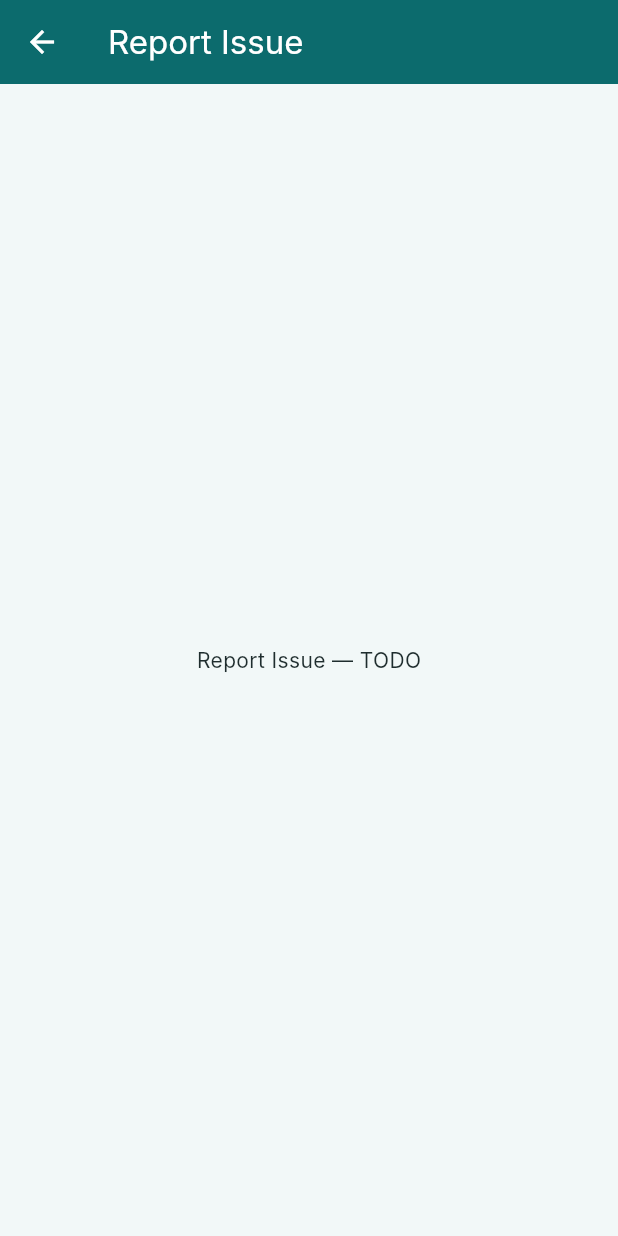
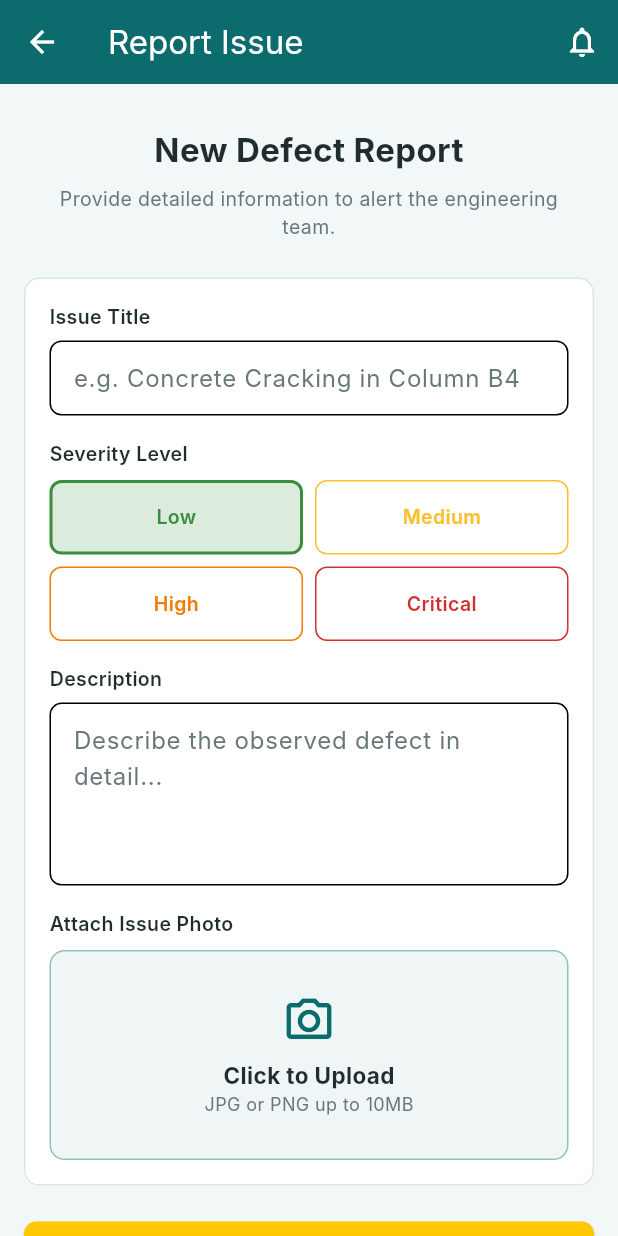
Before and after one commit to DivyaJaviya01/BuildEx_app, a Flutter app: the ReportIssueScreen screen opened by its route, on a phone screen of 412 x 824 dp. Run offline on Flutter 3.47's test engine with Material 3 defaults, Android fonts, the phone set to English and light mode, and no system bars; Roboto replaces fonts that are missing (Inter).

Commit message:
feat(issues): implement report issue UI

```diff
--- a/BuildEx/buildex/lib/features/issues/report_issue_screen.dart
+++ b/BuildEx/buildex/lib/features/issues/report_issue_screen.dart
@@ -1,13 +1,151 @@
 import 'package:flutter/material.dart';
 import '../../core/widgets/app_bar.dart';
+import '../../core/widgets/app_text_field.dart';
+import '../../core/widgets/severity_chips.dart';
+import '../../core/widgets/capture_box.dart';
+import '../../core/theme/app_colors.dart';
 
 // Owner: Jainil. Figma: Report Issue / Defect.
-class ReportIssueScreen extends StatelessWidget {
+class ReportIssueScreen extends StatefulWidget {
   static const route = '/report-issue';
   const ReportIssueScreen({super.key});
+
+  @override
+  State<ReportIssueScreen> createState() => _ReportIssueScreenState();
+}
+
+class _ReportIssueScreenState extends State<ReportIssueScreen> {
+  int _selectedSeverity = 0;
+
   @override
   Widget build(BuildContext context) {
-    // TODO: title + severity (Low/Med/High/Critical) + description + photo + LOG ISSUE.
-    return const Scaffold(appBar: BuildExAppBar(title: 'Report Issue'), body: Center(child: Text('Report Issue — TODO')));
+    return Scaffold(
+      backgroundColor: AppColors.background,
+      appBar: BuildExAppBar(
+        title: 'Report Issue',
+        leading: IconButton(
+          icon: const Icon(Icons.arrow_back),
+          onPressed: () => Navigator.pop(context),
+        ),
+        actions: [
+          IconButton(
+            icon: const Icon(Icons.notifications_none),
+            onPressed: () {},
+          ),
+        ],
+      ),
+      body: SingleChildScrollView(
+        padding: const EdgeInsets.all(16),
+        child: Column(
+          children: [
+            const SizedBox(height: 12),
+            const Text(
+              'New Defect Report',
+              style: TextStyle(
+                fontSize: 22,
+                fontWeight: FontWeight.bold,
+                color: AppColors.textPrimary,
+              ),
+            ),
+            const SizedBox(height: 8),
+            const Padding(
+              padding: EdgeInsets.symmetric(horizontal: 16),
+              child: Text(
+                'Provide detailed information to alert the engineering team.',
+                textAlign: TextAlign.center,
+                style: TextStyle(fontSize: 13, color: AppColors.textSecondary),
+              ),
+            ),
+            const SizedBox(height: 24),
+
+            // Form Card
+            Container(
+              padding: const EdgeInsets.all(16),
+              decoration: BoxDecoration(
+                color: AppColors.card,
+                borderRadius: BorderRadius.circular(10),
+                border: Border.all(
+                  color: AppColors.textSecondary.withValues(alpha: 0.2),
+                ),
+              ),
+              child: Column(
+                crossAxisAlignment: CrossAxisAlignment.start,
+                children: [
+                  const AppTextField(
+                    label: 'Issue Title',
+                    hint: 'e.g. Concrete Cracking in Column B4',
+                  ),
+                  const SizedBox(height: 16),
+
+                  const Text(
+                    'Severity Level',
+                    style: TextStyle(
+                      fontSize: 13,
+                      fontWeight: FontWeight.w600,
+                      color: AppColors.textPrimary,
+                    ),
+                  ),
+                  const SizedBox(height: 8),
+                  SeverityChips(
+                    selected: _selectedSeverity,
+                    onSelected: (val) {
+                      setState(() {
+                        _selectedSeverity = val;
+                      });
+                    },
+                  ),
+                  const SizedBox(height: 16),
+
+                  const AppTextField(
+                    label: 'Description',
+                    hint: 'Describe the observed defect in detail...',
+                    maxLines: 4,
+                  ),
+                  const SizedBox(height: 16),
+
+                  const Text(
+                    'Attach Issue Photo',
+                    style: TextStyle(
+                      fontSize: 13,
+                      fontWeight: FontWeight.w600,
+                      color: AppColors.textPrimary,
+                    ),
+                  ),
+                  const SizedBox(height: 8),
+                  CaptureBox(
+                    title: 'Click to Upload',
+                    subtitle: 'JPG or PNG up to 10MB',
+                    onTap: () {},
+                  ),
+                ],
+              ),
+            ),
+            const SizedBox(height: 24),
+
+            // Log Issue Button
+            SizedBox(
+              width: double.infinity,
+              height: 50,
+              child: ElevatedButton.icon(
+                style: ElevatedButton.styleFrom(
+                  backgroundColor: AppColors.accent,
+                  foregroundColor: AppColors.textPrimary,
+                  shape: RoundedRectangleBorder(
+                    borderRadius: BorderRadius.circular(8),
+                  ),
+                ),
+                onPressed: () {},
+                icon: const Icon(Icons.error, color: AppColors.textPrimary),
+                label: const Text(
+                  'LOG ISSUE',
+                  style: TextStyle(fontWeight: FontWeight.w700, fontSize: 16),
+                ),
+              ),
+            ),
+            const SizedBox(height: 30),
+          ],
+        ),
+      ),
+    );
   }
 }
```
